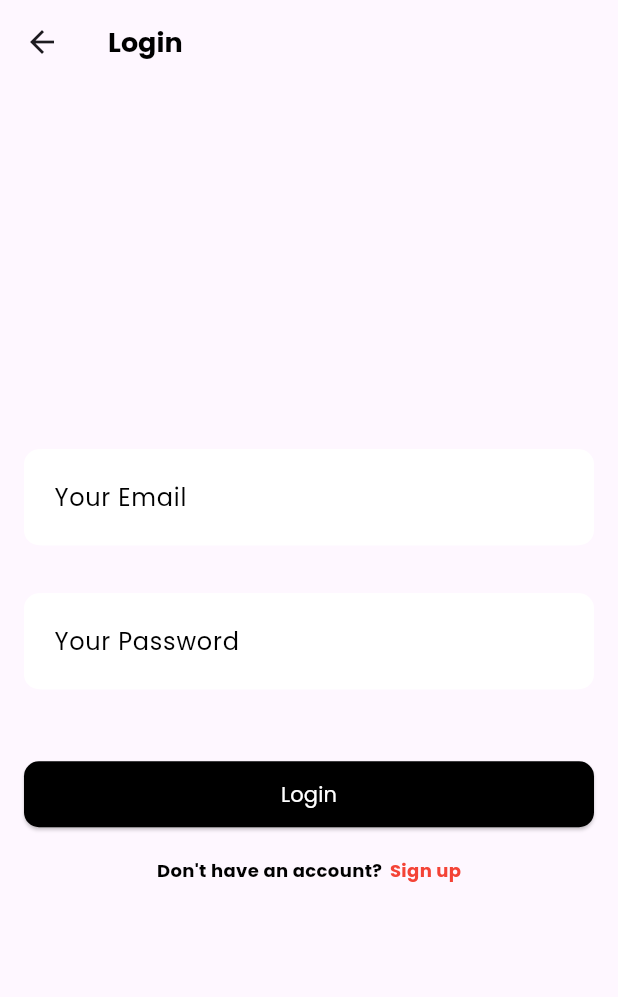
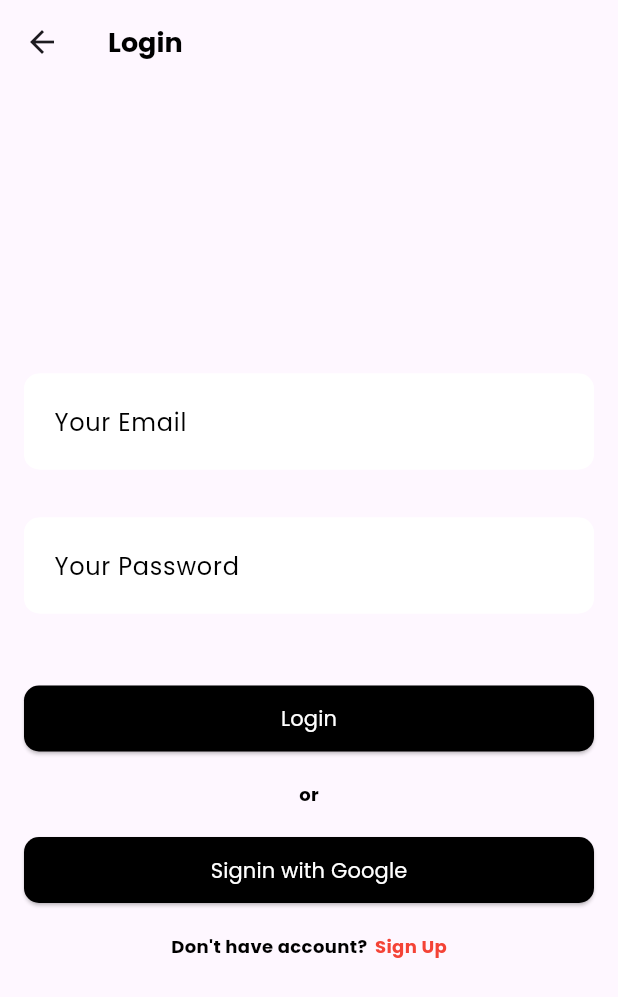
Before and after one commit to khalllishaa/firebase, a Flutter app: the HomePage screen opened directly, after a tap on "Logout", after a tap on "Login", on a phone screen of 412 x 824 dp. Shown: the top 997 px of the screen. Run offline on Flutter 3.47's test engine with Material 3 defaults, Android fonts, the phone set to English and light mode, and no system bars; our stand-ins replace firebase_auth, firebase_core, firebase_messaging, google_fonts, google_sign_in; accounts and stored records are empty; network calls fail.

Commit message:
fix: [NI]fixing signin google

```diff
--- a/lib/pages/home_page.dart
+++ b/lib/pages/home_page.dart
@@ -1,6 +1,6 @@
 import 'package:firebase/pages/login_page.dart';
+import 'package:firebase/widgets/AppStyles.dart';
 import 'package:firebase/widgets/My_Button.dart';
-import 'package:firebase/widgets/AppStyles.dart';
 import 'package:flutter/material.dart';
 
 import '../auth_service.dart';
@@ -14,14 +14,15 @@ class HomePage extends StatelessWidget {
     return Scaffold(
       body: Center(
         child: Column(
-          mainAxisAlignment: MainAxisAlignment.center,
+          mainAxisAlignment: MainAxisAlignment.center, // Pusatkan widget di tengah layar
           mainAxisSize: MainAxisSize.min,
           children: [
+            // Tambahkan sedikit jarak antar widget jika diperlukan
             MyButton(
               text: "Logout",
               color: AppStyles.textColor,
               onPressed: () async {
-                await auth.signOut();
+                await auth.signout();
                 goToLogin(context);
               },
               fontSize: 12,
--- a/lib/pages/login_page.dart
+++ b/lib/pages/login_page.dart
@@ -1,21 +1,39 @@
+
+import 'package:firebase/pages/signup_page.dart';
+import 'package:firebase/widgets/AppStyles.dart';
 import 'package:flutter/material.dart';
+import 'dart:developer';
 import '../auth_service.dart';
-import '../widgets/AppStyles.dart';
 import '../widgets/my_button.dart';
 import '../widgets/my_text_field.dart';
+import 'home_page.dart';
 
-class LoginPage extends StatelessWidget {
+
+class LoginPage extends StatefulWidget {
   const LoginPage({super.key});
 
   @override
+  State<LoginPage> createState() => _LoginPageState();
+}
+
+class _LoginPageState extends State<LoginPage> {
+  final _auth = AuthService();
+  final _password = TextEditingController();
+  final _email = TextEditingController();
+  bool isLoading = false;
+
+  @override
+  void dispose() {
+    _password.dispose();
+    _email.dispose();
+    super.dispose();
+  }
+
+  @override
   Widget build(BuildContext context) {
-    final _auth = AuthService();
-    final _email = TextEditingController();
-    final _password = TextEditingController();
-
     return Scaffold(
       appBar: AppBar(
-        title: Text('Login', style: AppStyles.heading1),
+        title: Text("Login", style: AppStyles.heading1,)
       ),
       body: Center(
         child: SingleChildScrollView(
@@ -28,32 +46,58 @@ class LoginPage extends StatelessWidget {
                 isObsecure: false,
                 controller: _email,
               ),
-              SizedBox(height: AppStyles.spaceM),
+              const SizedBox(height: 16),
               MyTextField(
                 hintText: "Your Password",
                 isObsecure: true,
                 controller: _password,
               ),
-              SizedBox(height: AppStyles.spaceXL),
+              const SizedBox(height: 30),
               MyButton(
                 text: "Login",
                 color: AppStyles.textColor,
                 onPressed: () async {
-                  await _auth.loginUserWithEmailAndPassword(
-                      _email.text, _password.text,);
+                  final user = await _auth.loginUserWithEmailAndPassword(
+                      _email.text,
+                      _password.text
+                  );
+
+                  if (user != null) {
+                    log("User Logged In");
+                    goToHome(context);
+                  }
                 },
                 fontSize: 14,
                 fontWeight: FontWeight.normal,
               ),
-              SizedBox(height: AppStyles.spaceS),
+
+              const SizedBox(height: 10),
+            Text("or", style: AppStyles.caption,),
+               SizedBox(height: 10),
+
+              MyButton(
+                text: 'Signin with Google',
+                color: AppStyles.textColor,
+                onPressed: () async {
+                  final user = await _auth.loginWithGoogle();
+
+                  if (user?.user != null) {
+                    log("User Logged In with Google");
+                    goToHome(context);
+                  }
+                },
+                fontSize: 14,
+                fontWeight: FontWeight.normal,
+              ),
+              const SizedBox(height: 10),
               Row(
                 mainAxisAlignment: MainAxisAlignment.center,
                 children: [
-                  Text("Don't have an account?", style: AppStyles.caption),
-                  SizedBox(width: AppStyles.spaceXS),
+                  Text("Don't have account?", style: AppStyles.caption,),
+                  const SizedBox(width: 5),
                   InkWell(
-                    onTap: () => _auth.navigateToSignup(context),
-                    child: Text('Sign up', style: AppStyles.inkwell),
+                    onTap: () => goToSignup(context),
+                    child: Text("Sign Up", style: AppStyles.inkwell,)
                   ),
                 ],
               ),
@@ -63,4 +107,16 @@ class LoginPage extends StatelessWidget {
       ),
     );
   }
+
+  void goToSignup(BuildContext context) =>
+      Navigator.push(
+        context,
+        MaterialPageRoute(builder: (context) => const SignupPage()),
+      );
+
+  void goToHome(BuildContext context) =>
+      Navigator.pushReplacement(
+        context,
+        MaterialPageRoute(builder: (context) => const HomePage()),
+      );
 }
```
Also changed, not shown: lib/auth_service.dart (+14 -44 lines), lib/pages/signup_page.dart (+56 -34 lines).
